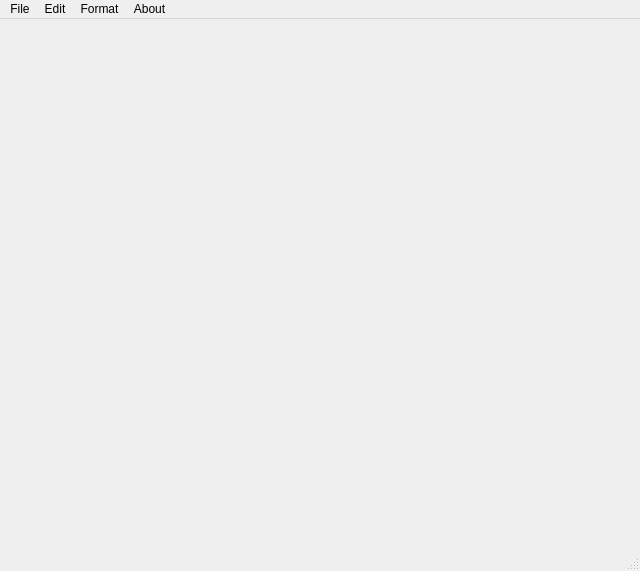
Old version of the form pyqt_course/33_notepad_app/ipad_main.ui in the repository alexey198631/trainings.
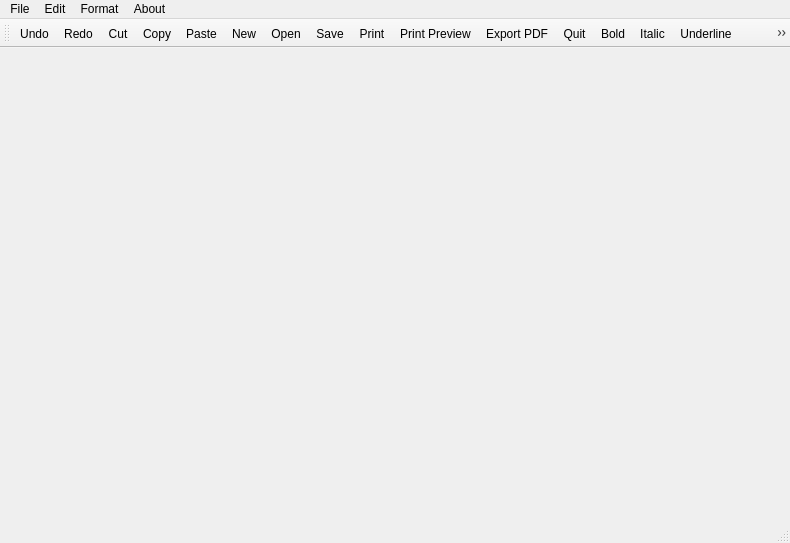
New version of the form. Icons and pictures are not drawn.

What changed in the file:
```diff
--- a/pyqt_course/33_notepad_app/ipad_main.ui
+++ b/pyqt_course/33_notepad_app/ipad_main.ui
@@ -6,8 +6,8 @@
    <rect>
     <x>0</x>
     <y>0</y>
-    <width>640</width>
-    <height>571</height>
+    <width>790</width>
+    <height>543</height>
    </rect>
   </property>
   <property name="windowTitle">
@@ -19,7 +19,7 @@
     <rect>
      <x>0</x>
      <y>0</y>
-     <width>640</width>
+     <width>790</width>
      <height>24</height>
     </rect>
    </property>
@@ -77,6 +77,38 @@
    <addaction name="menuAbout"/>
   </widget>
   <widget class="QStatusBar" name="statusbar"/>
+  <widget class="QToolBar" name="toolBar">
+   <property name="windowTitle">
+    <string>toolBar</string>
+   </property>
+   <attribute name="toolBarArea">
+    <enum>TopToolBarArea</enum>
+   </attribute>
+   <attribute name="toolBarBreak">
+    <bool>false</bool>
+   </attribute>
+   <addaction name="actionUndo"/>
+   <addaction name="actionRedu"/>
+   <addaction name="actionCut"/>
+   <addaction name="actionCopy"/>
+   <addaction name="actionPaste"/>
+   <addaction name="actionNew"/>
+   <addaction name="actionOpen"/>
+   <addaction name="actionSave"/>
+   <addaction name="actionPrint"/>
+   <addaction name="actionPrint_Preview"/>
+   <addaction name="actionExport_PDF"/>
+   <addaction name="actionQ"/>
+   <addaction name="actionBold"/>
+   <addaction name="actionItalic"/>
+   <addaction name="actionUnderline"/>
+   <addaction name="actionLeft"/>
+   <addaction name="actionRight"/>
+   <addaction name="actionCenter"/>
+   <addaction name="actionJustify"/>
+   <addaction name="actionFont"/>
+   <addaction name="actionColor"/>
+  </widget>
   <action name="actionNew">
    <property name="text">
     <string>New</string>
@@ -143,7 +175,7 @@
   </action>
   <action name="actionRedu">
    <property name="text">
-    <string>Redu</string>
+    <string>Redo</string>
    </property>
    <property name="shortcut">
     <string>Ctrl+Y</string>
@@ -259,7 +291,7 @@
   </action>
   <action name="actionQ">
    <property name="text">
-    <string>Goodbye</string>
+    <string>Quit</string>
    </property>
    <property name="shortcut">
     <string>Meta+Alt+Q</string>
```
Left out of the diff: 92 changed lines with no effect on the pictures.
